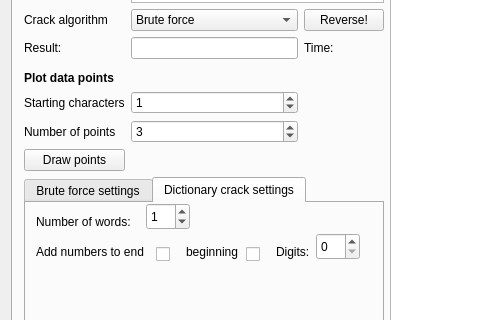
Qt form CapstoneCryptography/forms/mainwindow.ui (egandunning/learn-crypto) before a commit; both pictures show x 0 to 480 and y 196 to 516 of the 1014 by 648 pixel window.
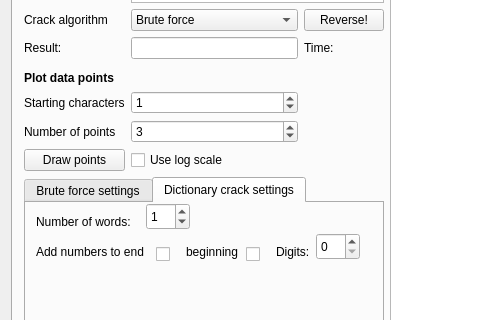
The same form after that commit.

Commit message: log scale added as gui option

Diff of the .ui file:
```diff
--- a/CapstoneCryptography/forms/mainwindow.ui
+++ b/CapstoneCryptography/forms/mainwindow.ui
@@ -498,6 +498,13 @@
             </property>
            </widget>
           </item>
+          <item row="10" column="1">
+           <widget class="QCheckBox" name="logScaleCheckBox">
+            <property name="text">
+             <string>Use log scale</string>
+            </property>
+           </widget>
+          </item>
          </layout>
         </widget>
         <widget class="QWidget" name="tab_4">
```
The commit also changes 5 other files.
